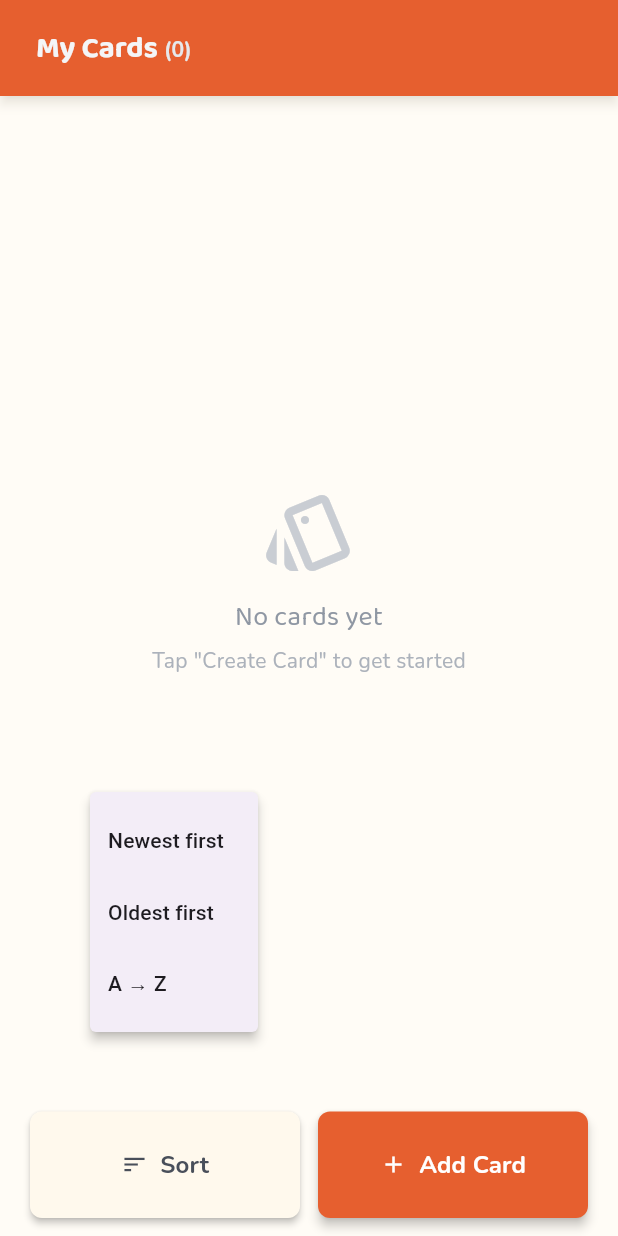
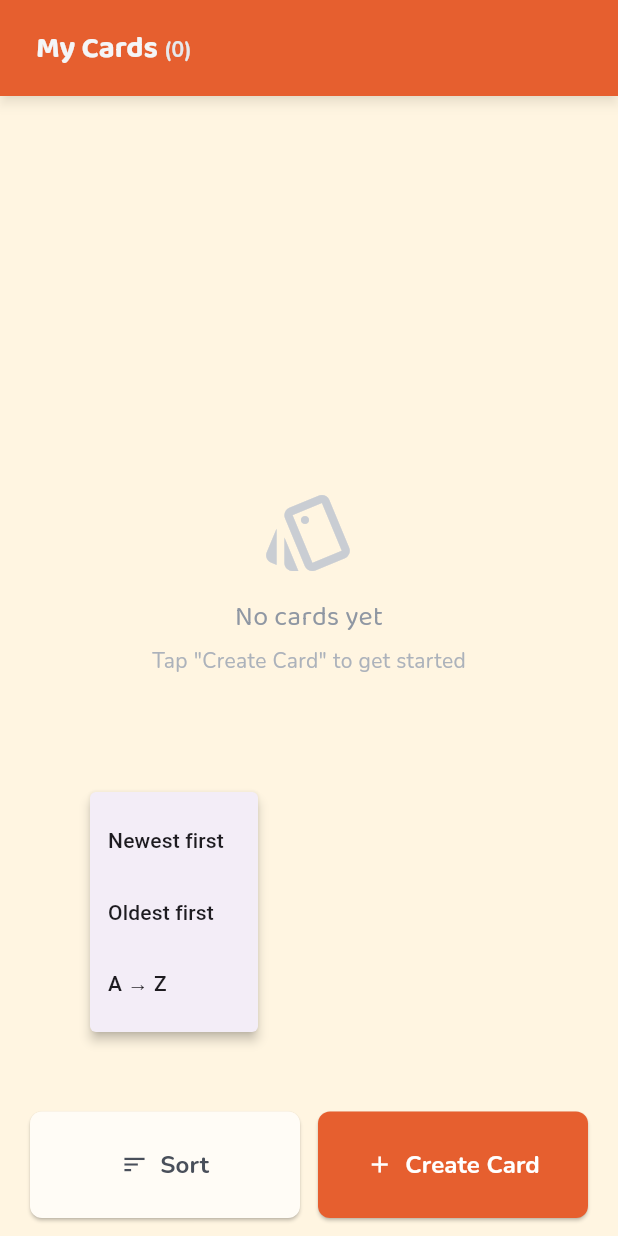
Before and after one commit to dreyyan/soro, a Flutter app: the Cards screen opened by its route, after a tap on "Sort", on a phone screen of 412 x 824 dp. Run offline on Flutter 3.47's test engine with Material 3 defaults, Android fonts, the phone set to English and light mode, and no system bars; our stand-ins replace shared_preferences; accounts and stored records are empty.

Commit message:
style(cards/quiz): modify background and button colors, change the name 'add card' to 'create card'

```diff
--- a/lib/screens/cards/cards.dart
+++ b/lib/screens/cards/cards.dart
@@ -159,7 +159,7 @@ void _showEditDeckDialog(Map<String, dynamic> deck) {
     );
 
     return Scaffold(
-      backgroundColor: AppColors.secondary_50,
+      backgroundColor: AppColors.secondary_200,
       body: SafeArea(
         child: Column(
           children: [
@@ -237,7 +237,17 @@ void _showEditDeckDialog(Map<String, dynamic> deck) {
 
     return Container(
   padding: const EdgeInsets.symmetric(horizontal: 20, vertical: 12),
-      color: AppColors.secondary_50,
+  decoration: BoxDecoration(
+    color: AppColors.secondary_200,
+    /*boxShadow: [
+      BoxShadow(
+        color: Colors.black.withOpacity(0.05),
+        offset: const Offset(0, -4), // 👈 upward shadow
+        blurRadius: 8,
+        spreadRadius: 1,
+      ),
+    ], */
+  ),
   child: Row(
     children: [
       // [BUTTON] Sort Menu
@@ -245,12 +255,9 @@ void _showEditDeckDialog(Map<String, dynamic> deck) {
         child: ElevatedButton.icon(
           key: sortKey,
           onPressed: () async {
-                // Show menu anchored to the button
             final selected = await showMenu<String>(
               context: context,
-                  position: RelativeRect.fromLTRB(
-                    60, 528, 100, 100
-                  ),
+              position: const RelativeRect.fromLTRB(60, 528, 100, 100),
               items: const [
                 PopupMenuItem(value: 'newest', child: Text('Newest first')),
                 PopupMenuItem(value: 'oldest', child: Text('Oldest first')),
@@ -258,7 +265,9 @@ void _showEditDeckDialog(Map<String, dynamic> deck) {
               ],
             );
 
-                if (selected != null) setState(() => _sortBy = selected);
+            if (selected != null) {
+              setState(() => _sortBy = selected);
+            }
           },
           icon: const Icon(Icons.sort),
           label: const Text(
@@ -270,26 +279,26 @@ void _showEditDeckDialog(Map<String, dynamic> deck) {
             ),
           ),
           style: ElevatedButton.styleFrom(
-                backgroundColor: AppColors.secondary_100,
+            backgroundColor: AppColors.secondary_50,
             foregroundColor: AppColors.text_700,
+            elevation: 1,
+            padding: const EdgeInsets.symmetric(vertical: 24),
             shape: RoundedRectangleBorder(
               borderRadius: BorderRadius.circular(8),
             ),
-                elevation: 2,
-                padding: const EdgeInsets.symmetric(vertical: 24),
           ),
         ),
       ),
 
       const SizedBox(width: 12),
 
-          // [BUTTON] Add Deck
+      // [BUTTON] Create Card
       Expanded(
         child: ElevatedButton.icon(
           onPressed: onAddDeck,
           icon: const Icon(Icons.add),
           label: const Text(
-                'Add Card',
+            'Create Card',
             style: TextStyle(
               fontSize: 16,
               fontFamily: 'Nunito',
@@ -299,11 +308,11 @@ void _showEditDeckDialog(Map<String, dynamic> deck) {
           style: ElevatedButton.styleFrom(
             backgroundColor: AppColors.primary_600,
             foregroundColor: Colors.white,
+            elevation: 1,
+            padding: const EdgeInsets.symmetric(vertical: 24),
             shape: RoundedRectangleBorder(
               borderRadius: BorderRadius.circular(8),
             ),
-                elevation: 3,
-                padding: const EdgeInsets.symmetric(vertical: 24),
           ),
         ),
       ),
--- a/lib/screens/quiz/quiz.dart
+++ b/lib/screens/quiz/quiz.dart
@@ -150,7 +150,7 @@ class _QuizState extends State<Quiz> {
     final quizzes = _sortedQuizzes;
 
     return Scaffold(
-      backgroundColor: AppColors.secondary_50,
+      backgroundColor: AppColors.secondary_200,
       body: SafeArea(
         child: Column(
           children: [
@@ -224,7 +224,7 @@ class _QuizState extends State<Quiz> {
   Widget _buildActionButtons() {
     return Container(
       padding: const EdgeInsets.symmetric(horizontal: 20, vertical: 12),
-      color: AppColors.secondary_50,
+      color: AppColors.secondary_200,
       child: Row(
         children: [
           // [BUTTON] Sort Menu
@@ -252,12 +252,12 @@ class _QuizState extends State<Quiz> {
                 ),
               ),
               style: ElevatedButton.styleFrom(
-                backgroundColor: AppColors.secondary_100,
+                backgroundColor: AppColors.secondary_50,
                 foregroundColor: AppColors.text_700,
                 shape: RoundedRectangleBorder(
                   borderRadius: BorderRadius.circular(8),
                 ),
-                elevation: 2,
+                elevation: 1,
                 padding: const EdgeInsets.symmetric(vertical: 24),
               ),
             ),
@@ -284,7 +284,7 @@ class _QuizState extends State<Quiz> {
                 shape: RoundedRectangleBorder(
                   borderRadius: BorderRadius.circular(8),
                 ),
-                elevation: 3,
+                elevation: 1,
                 padding: const EdgeInsets.symmetric(vertical: 24),
               ),
             ),
```
Lines whose indentation alone changed are shown as unchanged.
